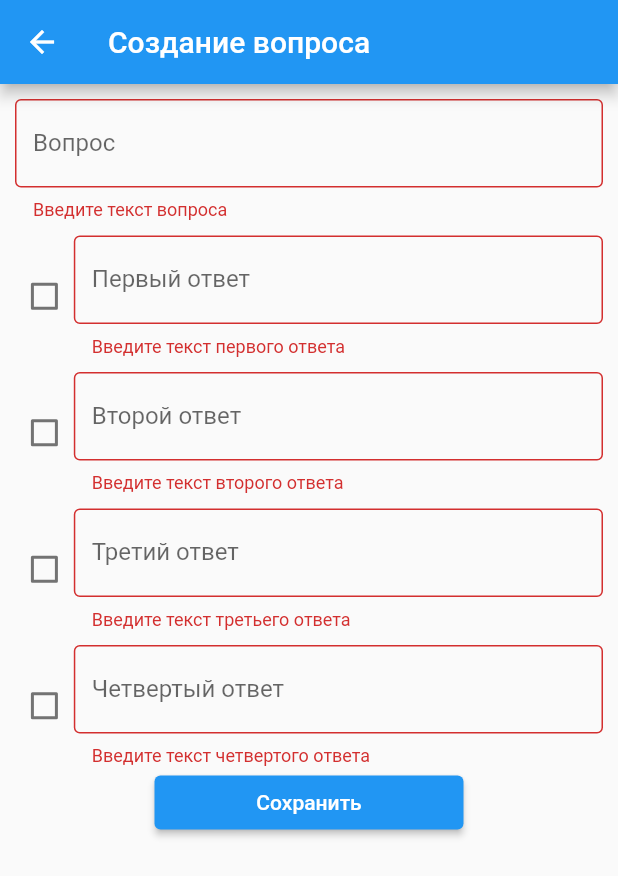
After one commit to aliaksei-study/Quiz-Millionaire-flutter, a Flutter app: the AddQuestionDialog screen opened directly, after a tap on "Сохранить", on a phone screen of 412 x 824 dp. The commit adds this screen. Shown: the top 876 px of the screen. Run offline on Flutter 3.47's test engine with Material 2 defaults, Android fonts, the phone set to English and light mode, and no system bars; accounts and stored records are empty.

Commit message:
added selectors; created adding question form

```diff
--- a/lib/entity/Category.dart
+++ b/lib/entity/Category.dart
@@ -3,6 +3,10 @@
 //     final category = categoryFromJson(jsonString);
 
 import 'dart:convert';
+
+List<Category> categoriesFromJson(String str) => List<Category>.from(json.decode(str).map((x) => Category.fromJson(x)));
+
+String categoriesToJson(List<Category> data) => json.encode(List<dynamic>.from(data.map((x) => x.toJson())));
 
 Category categoryFromJson(String str) => Category.fromJson(json.decode(str));
 
--- /dev/null
+++ b/lib/entity/Difficulty.dart
@@ -0,0 +1,6 @@
+enum Difficulty {
+  EASY,
+  MEDIUM,
+  HARD,
+  NIGHTMARE,
+}
--- a/lib/entity/Question.dart
+++ b/lib/entity/Question.dart
@@ -3,6 +3,8 @@
 //     final question = questionFromJson(jsonString);
 
 import 'dart:convert';
+
+import 'package:quiz_millionaire_flutter_test/entity/Difficulty.dart';
 
 import 'Answer.dart';
 import 'Category.dart';
--- /dev/null
+++ b/lib/widgets/AddQuestionDialog.dart
@@ -0,0 +1,267 @@
+import 'package:flutter/material.dart';
+import 'package:quiz_millionaire_flutter_test/entity/Answer.dart';
+import 'package:quiz_millionaire_flutter_test/entity/Question.dart';
+
+class AddQuestionDialog extends StatefulWidget {
+  AddQuestionDialog({Key key}) : super(key: key);
+
+  @override
+  _AddQuestionDialogState createState() => _AddQuestionDialogState();
+}
+
+class _AddQuestionDialogState extends State<AddQuestionDialog> {
+  final _formKey = GlobalKey<FormState>();
+
+  final TextEditingController questionTextController = TextEditingController();
+  final TextEditingController firstAnswerController = TextEditingController();
+  final TextEditingController secondAnswerController = TextEditingController();
+  final TextEditingController thirdAnswerController = TextEditingController();
+  final TextEditingController fourthAnswerController = TextEditingController();
+
+  bool _firstAnswerChecked = false;
+  bool _secondAnswerChecked = false;
+  bool _thirdAnswerChecked = false;
+  bool _fourthAnswerChecked = false;
+
+  saveQuestion() async {
+    List<Answer> answers = List.from([
+      new Answer(
+          id: null,
+          answerText: firstAnswerController.value.text,
+          isCorrect: _firstAnswerChecked),
+      new Answer(
+          id: null,
+          answerText: secondAnswerController.value.text,
+          isCorrect: _secondAnswerChecked),
+      new Answer(
+          id: null,
+          answerText: thirdAnswerController.value.text,
+          isCorrect: _thirdAnswerChecked),
+      new Answer(
+          id: null,
+          answerText: fourthAnswerController.value.text,
+          isCorrect: _fourthAnswerChecked)
+    ]);
+    Question question = new Question(
+        id: null,
+        difficulty: null,
+        questionText: questionTextController.value.text,
+        answers: answers,
+        category: null,
+        isTemporal: true);
+  }
+
+  Future<void> _showInvalidCheckboxDialog() async {
+    return showDialog<void>(
+      context: context,
+      barrierDismissible: false, // user must tap button!
+      builder: (BuildContext context) {
+        return AlertDialog(
+          title: Text('Ошибка'),
+          content: SingleChildScrollView(
+            child: ListBody(
+              children: <Widget>[
+                Text('Должен быть отмечен правильный вопрос!'),
+              ],
+            ),
+          ),
+          actions: <Widget>[
+            TextButton(
+              child: Text('Продолжить'),
+              onPressed: () {
+                Navigator.of(context).pop();
+              },
+            ),
+          ],
+        );
+      },
+    );
+  }
+
+  @override
+  Widget build(BuildContext context) {
+    return Scaffold(
+        appBar: AppBar(
+          title: Text('Создание вопроса'),
+        ),
+        body: Container(
+            padding: EdgeInsets.symmetric(
+              horizontal: 10.0,
+              vertical: 10.0,
+            ),
+            child: Form(
+                key: _formKey,
+                child: SingleChildScrollView(
+                    child: Column(
+                  mainAxisAlignment: MainAxisAlignment.center,
+                  children: <Widget>[
+                    TextFormField(
+                        controller: questionTextController,
+                        validator: (String value) {
+                          if (value.isEmpty) {
+                            return 'Введите текст вопроса';
+                          }
+                          return null;
+                        },
+                        decoration: InputDecoration(
+                            labelText: 'Вопрос',
+                            hintText: 'Введите текст вопроса...',
+                            border: OutlineInputBorder())),
+                    Padding(
+                        padding: EdgeInsets.fromLTRB(0, 10, 0, 0),
+                        child: Row(children: <Widget>[
+                          Expanded(
+                              flex: 1,
+                              child: Column(children: [
+                                Checkbox(
+                                    value: _firstAnswerChecked,
+                                    onChanged: (value) {
+                                      setState(() {
+                                        _firstAnswerChecked = value;
+                                      });
+                                    }),
+                              ])),
+                          Expanded(
+                              flex: 9,
+                              child: Column(children: [
+                                TextFormField(
+                                    controller: firstAnswerController,
+                                    validator: (String value) {
+                                      if (value.isEmpty) {
+                                        return 'Введите текст первого ответа';
+                                      }
+                                      return null;
+                                    },
+                                    decoration: InputDecoration(
+                                        labelText: 'Первый ответ',
+                                        hintText:
+                                            'Введите текст первого ответа...',
+                                        border: OutlineInputBorder())),
+                              ])),
+                        ])),
+                    Padding(
+                        padding: EdgeInsets.fromLTRB(0, 10, 0, 0),
+                        child: Row(children: <Widget>[
+                          Expanded(
+                              flex: 1,
+                              child: Column(children: [
+                                Checkbox(
+                                    value: _secondAnswerChecked,
+                                    onChanged: (value) {
+                                      setState(() {
+                                        _secondAnswerChecked = value;
+                                      });
+                                    }),
+                              ])),
+                          Expanded(
+                              flex: 9,
+                              child: Column(children: [
+                                TextFormField(
+                                    controller: secondAnswerController,
+                                    validator: (String value) {
+                                      if (value.isEmpty) {
+                                        return 'Введите текст второго ответа';
+                                      }
+                                      return null;
+                                    },
+                                    decoration: InputDecoration(
+                                        labelText: 'Второй ответ',
+                                        hintText:
+                                            'Введите текст второго ответа...',
+                                        border: OutlineInputBorder())),
+                              ])),
+                        ])),
+                    Padding(
+                        padding: EdgeInsets.fromLTRB(0, 10, 0, 0),
+                        child: Row(children: <Widget>[
+                          Expanded(
+                              flex: 1,
+                              child: Column(children: [
+                                Checkbox(
+                                    value: _thirdAnswerChecked,
+                                    onChanged: (value) {
+                                      setState(() {
+                                        _thirdAnswerChecked = value;
+                                      });
+                                    }),
+                              ])),
+                          Expanded(
+                              flex: 9,
+                              child: Column(children: [
+                                TextFormField(
+                                    controller: thirdAnswerController,
+                                    validator: (String value) {
+                                      if (value.isEmpty) {
+                                        return 'Введите текст третьего ответа';
+                                      }
+                                      return null;
+                                    },
+                                    decoration: InputDecoration(
+                                        labelText: 'Третий ответ',
+                                        hintText:
+                                            'Введите текст третьего ответа...',
+                                        border: OutlineInputBorder())),
+                              ])),
+                        ])),
+                    Padding(
+                        padding: EdgeInsets.fromLTRB(0, 10, 0, 0),
+                        child: Row(children: <Widget>[
+                          Expanded(
+                              flex: 1,
+                              child: Column(children: [
+                                Checkbox(
+                                    value: _fourthAnswerChecked,
+                                    onChanged: (value) {
+                                      setState(() {
+                                        _fourthAnswerChecked = value;
+                                      });
+                                    }),
+                              ])),
+                          Expanded(
+                              flex: 9,
+                              child: Column(children: [
+                                TextFormField(
+                                    controller: fourthAnswerController,
+                                    validator: (String value) {
+                                      if (value.isEmpty) {
+                                        return 'Введите текст четвертого ответа';
+                                      }
+                                      return null;
+                                    },
+                                    decoration: InputDecoration(
+                                        labelText: 'Четвертый ответ',
+                                        hintText:
+                                            'Введите текст четвертого ответа...',
+                                        border: OutlineInputBorder())),
+                              ])),
+                        ])),
+                    Container(
+                      width: MediaQuery.of(context).size.width * 0.5,
+                      child: ElevatedButton(
+                          onPressed: () async {
+                            if (_formKey.currentState.validate()) {
+                              if ((_firstAnswerChecked && !_secondAnswerChecked && !_thirdAnswerChecked && !_fourthAnswerChecked) ||
+                                  (!_firstAnswerChecked &&
+                                      _secondAnswerChecked &&
+                                      !_thirdAnswerChecked &&
+                                      !_fourthAnswerChecked) ||
+                                  (!_firstAnswerChecked &&
+                                      !_secondAnswerChecked &&
+                                      _thirdAnswerChecked &&
+                                      !_fourthAnswerChecked) ||
+                                  (!_firstAnswerChecked &&
+                                      !_secondAnswerChecked &&
+                                      !_thirdAnswerChecked &&
+                                      _fourthAnswerChecked)) {
+                                saveQuestion();
+                              } else {
+                                _showInvalidCheckboxDialog();
+                              }
+                            }
+                          },
+                          child: Text('Сохранить')),
+                    ),
+                  ],
+                )))));
+  }
+}
```
Also changed, not shown: lib/service/Service.dart (+15 -0 lines), lib/widgets/QuestionTable.dart (+80 -9 lines), lib/widgets/ViewQuestionDialog.dart (+10 -4 lines), lib/widgets/selectors/CategorySelector.dart (added, +63 -0 lines), lib/widgets/selectors/DifficultySelector.dart (added, +49 -0 lines).
